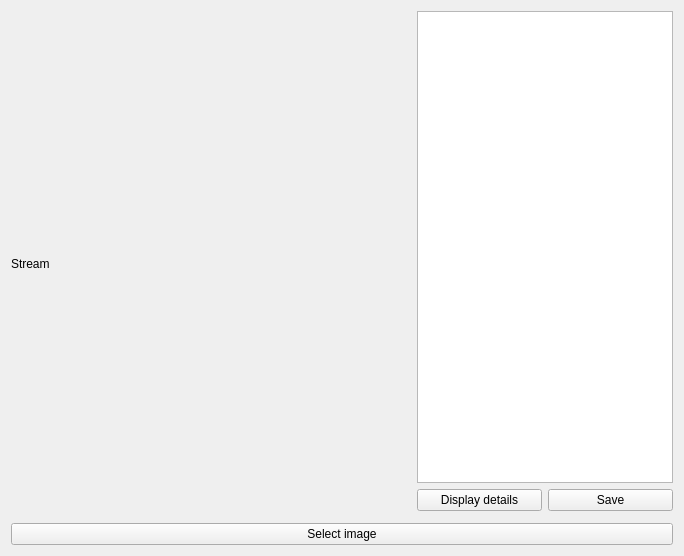
stereomatchingkiss/show_cases, file ocr_tasks/ui/widget_stream_player.ui: the form before one commit.
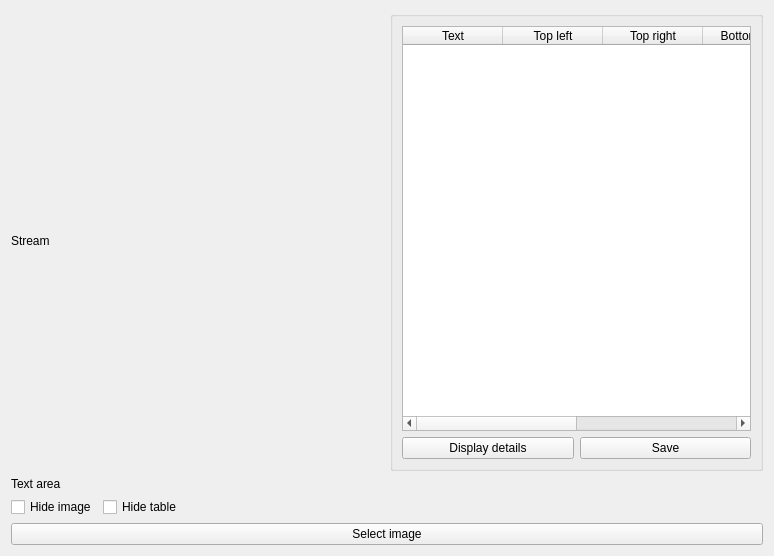
The form after the commit.

Commit message: better control on ocr results

Diff of the .ui file:
```diff
--- a/ocr_tasks/ui/widget_stream_player.ui
+++ b/ocr_tasks/ui/widget_stream_player.ui
@@ -6,62 +6,131 @@
    <rect>
     <x>0</x>
     <y>0</y>
-    <width>684</width>
+    <width>774</width>
     <height>556</height>
    </rect>
   </property>
   <property name="windowTitle">
    <string>Form</string>
   </property>
-  <layout class="QVBoxLayout" name="verticalLayout">
-   <item>
-    <layout class="QGridLayout" name="gridLayout">
-     <item row="1" column="1">
-      <widget class="QPushButton" name="pushButtonDisplayDetails">
-       <property name="text">
-        <string>Display details</string>
-       </property>
-      </widget>
-     </item>
-     <item row="0" column="0" rowspan="3">
-      <widget class="QLabel" name="labelStream">
+  <layout class="QGridLayout" name="gridLayout_2">
+   <item row="2" column="0" colspan="2">
+    <layout class="QHBoxLayout" name="horizontalLayout">
+     <item>
+      <widget class="QCheckBox" name="checkBoxHideImage">
        <property name="sizePolicy">
-        <sizepolicy hsizetype="Expanding" vsizetype="Expanding">
+        <sizepolicy hsizetype="Maximum" vsizetype="Fixed">
          <horstretch>0</horstretch>
          <verstretch>0</verstretch>
         </sizepolicy>
        </property>
        <property name="text">
-        <string>Stream</string>
+        <string>Hide image</string>
        </property>
       </widget>
      </item>
-     <item row="1" column="2">
-      <widget class="QPushButton" name="pushButtonSave">
+     <item>
+      <widget class="QCheckBox" name="checkBoxHideTable">
        <property name="text">
-        <string>Save</string>
-       </property>
-      </widget>
-     </item>
-     <item row="0" column="1" colspan="2">
-      <widget class="QTextEdit" name="textEditOcrResult">
-       <property name="sizePolicy">
-        <sizepolicy hsizetype="Preferred" vsizetype="Expanding">
-         <horstretch>0</horstretch>
-         <verstretch>0</verstretch>
-        </sizepolicy>
+        <string>Hide table</string>
        </property>
       </widget>
      </item>
     </layout>
    </item>
-   <item>
+   <item row="0" column="1">
+    <widget class="QGroupBox" name="groupBoxTable">
+     <property name="sizePolicy">
+      <sizepolicy hsizetype="Expanding" vsizetype="Preferred">
+       <horstretch>0</horstretch>
+       <verstretch>0</verstretch>
+      </sizepolicy>
+     </property>
+     <property name="title">
+      <string/>
+     </property>
+     <property name="flat">
+      <bool>false</bool>
+     </property>
+     <layout class="QGridLayout" name="gridLayout">
+      <item row="0" column="0" colspan="2">
+       <widget class="QTableWidget" name="tableWidgetOcrResult">
+        <column>
+         <property name="text">
+          <string>Text</string>
+         </property>
+        </column>
+        <column>
+         <property name="text">
+          <string>Top left</string>
+         </property>
+        </column>
+        <column>
+         <property name="text">
+          <string>Top right</string>
+         </property>
+        </column>
+        <column>
+         <property name="text">
+          <string>Bottom right</string>
+         </property>
+        </column>
+        <column>
+         <property name="text">
+          <string>Bottom left</string>
+         </property>
+        </column>
+        <column>
+         <property name="text">
+          <string>Confidence</string>
+         </property>
+        </column>
+       </widget>
+      </item>
+      <item row="1" column="0">
+       <widget class="QPushButton" name="pushButtonDisplayDetails">
+        <property name="text">
+         <string>Display details</string>
+        </property>
+       </widget>
+      </item>
+      <item row="1" column="1">
+       <widget class="QPushButton" name="pushButtonSave">
+        <property name="text">
+         <string>Save</string>
+        </property>
+       </widget>
+      </item>
+     </layout>
+    </widget>
+   </item>
+   <item row="3" column="0" colspan="2">
     <widget class="QPushButton" name="pushButtonSelectImage">
      <property name="text">
       <string>Select image</string>
      </property>
     </widget>
    </item>
+   <item row="0" column="0">
+    <widget class="QLabel" name="labelStream">
+     <property name="sizePolicy">
+      <sizepolicy hsizetype="Expanding" vsizetype="Expanding">
+       <horstretch>0</horstretch>
+       <verstretch>0</verstretch>
+      </sizepolicy>
+     </property>
+     <property name="text">
+      <string>Stream</string>
+     </property>
+    </widget>
+   </item>
+   <item row="1" column="0" colspan="2">
+    <widget class="QLabel" name="labelTextArea">
+     <property name="text">
+      <string>Text area</string>
+     </property>
+    </widget>
+   </item>
   </layout>
  </widget>
  <resources/>
```
The commit also changes 3 other files.
